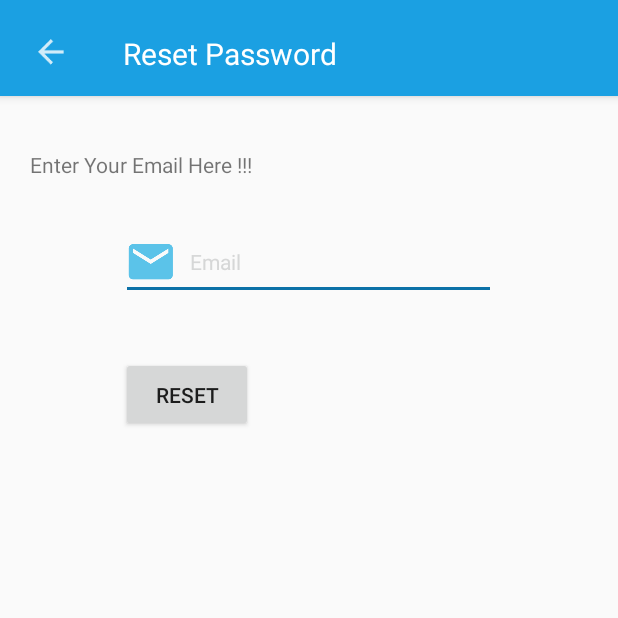
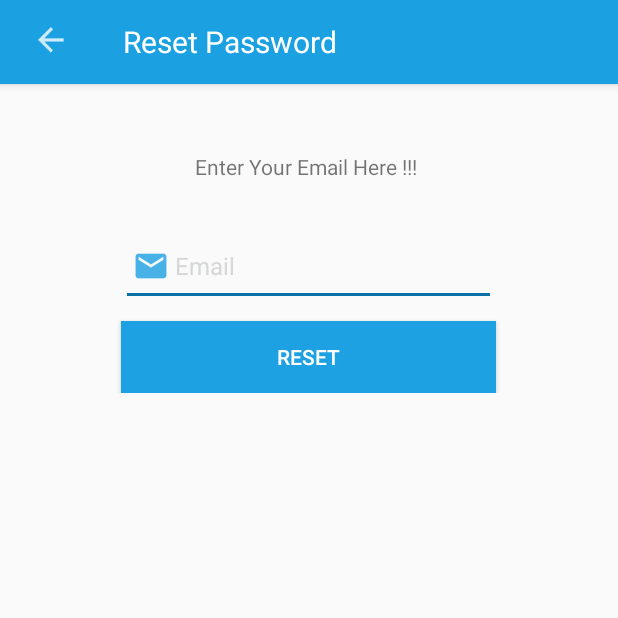
Before and after one commit to lifya/doctrack_user, an Android app: the RessetPasswordActivity screen opened directly, with no data from a screen before it, on a phone screen of 412 x 824 dp, the top half of it. Run offline under Robolectric (Android 15) with nearby library versions, the phone set to English and light mode, and no system bars.

Commit message:
tampilan login dan reset password

```diff
--- a/app/src/main/res/layout/activity_resset_password.xml
+++ b/app/src/main/res/layout/activity_resset_password.xml
@@ -10,7 +10,6 @@
         android:id="@+id/appbar"
         android:layout_width="match_parent"
         android:layout_height="wrap_content"
-        android:paddingTop="@dimen/appbar_padding_top"
         android:theme="@style/AppTheme.AppBarOverlay">
 
         <android.support.v7.widget.Toolbar
@@ -48,36 +47,44 @@
         </android.support.v7.widget.Toolbar>
 
     </android.support.design.widget.AppBarLayout>
+
+    <LinearLayout
+        android:layout_width="match_parent"
+        android:layout_height="wrap_content"
+        android:gravity="center"
+        android:orientation="vertical"
+        android:layout_below="@id/appbar">
+
         <TextView
-        android:layout_width="match_parent"
+            android:id="@+id/textView2"
+            android:layout_width="wrap_content"
             android:layout_height="30dp"
-        android:layout_marginTop="100dp"
-        android:layout_marginLeft="20dp"
-        android:text="Enter Your Email Here !!! "
-        android:id="@+id/textView2" />
+            android:layout_marginTop="45dp"
+            android:text="Enter Your Email Here !!! " />
 
         <EditText
             android:id="@+id/uemail"
             android:layout_width="250dp"
-        android:layout_height="50dp"
-        android:layout_below="@+id/textView2"
-        android:layout_centerHorizontal="true"
+            android:layout_height="wrap_content"
             android:layout_marginTop="20dp"
-        android:drawableLeft="@drawable/ic_action_uemail"
-        android:hint="   Email"
+            android:drawableLeft="@drawable/ic_email"
+            android:hint="Email"
             android:inputType="textEmailAddress"
             android:textColor="#000000"
             android:textColorHint="#d6d7d7"
-        android:textSize="14dp" />
+            android:textSize="16dp" />
 
         <Button
             android:id="@+id/breset"
-        android:layout_width="wrap_content"
-        android:layout_height="50dp"
-        android:layout_alignLeft="@+id/uemail"
-        android:layout_alignStart="@+id/uemail"
-        android:layout_below="@+id/uemail"
-        android:layout_marginTop="38dp"
-        android:text="Reset" />
+            android:layout_width="250dp"
+            android:layout_height="wrap_content"
+            android:text="Reset"
+            android:layout_marginTop="10dp"
+            android:textColor="#fff"
+            android:background="#1da1e2"/>
+
+    </LinearLayout>
+
+
 
 </RelativeLayout>
```
Also changed, not shown: app/src/main/res/layout/activity_login.xml (+22 -20 lines), app/src/main/res/drawable-hdpi/ic_action_email.png (added), app/src/main/res/drawable-hdpi/ic_email.png (added), app/src/main/res/drawable-mdpi/ic_action_email.png (added), app/src/main/res/drawable-mdpi/ic_email.png (added), app/src/main/res/drawable-xhdpi/ic_action_email.png (added), app/src/main/res/drawable-xhdpi/ic_email.png (added), app/src/main/res/drawable-xxhdpi/ic_action_email.png (added), app/src/main/res/drawable-xxhdpi/ic_email.png (added), 12 other files. Lines whose indentation alone changed are shown as unchanged.
